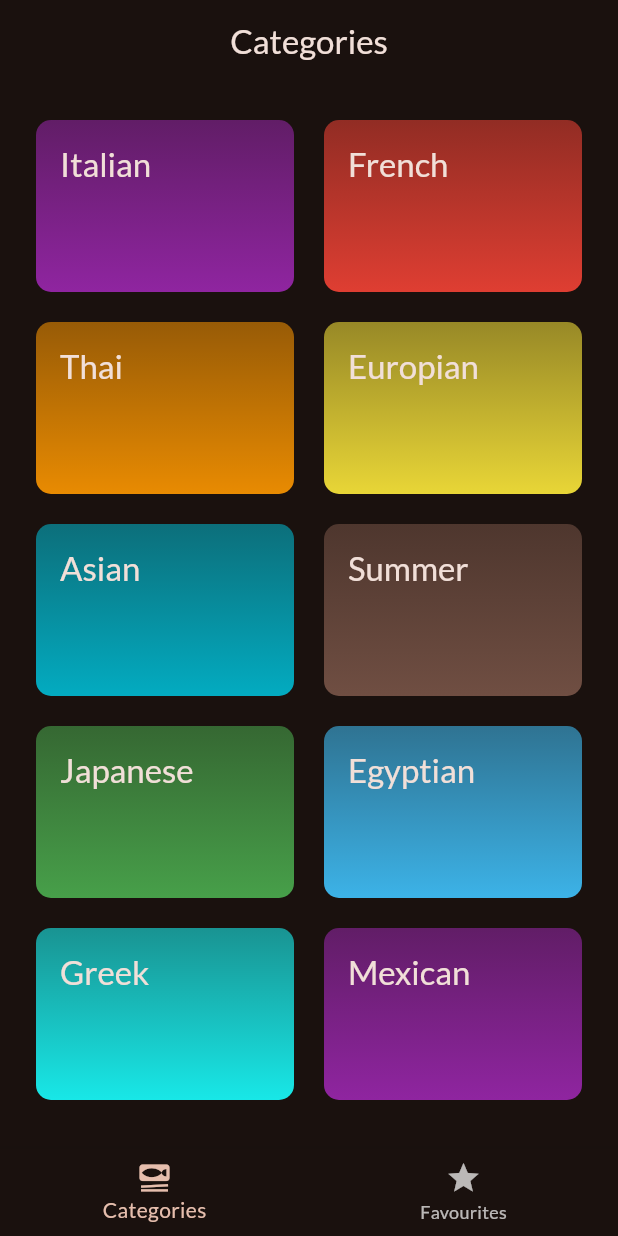
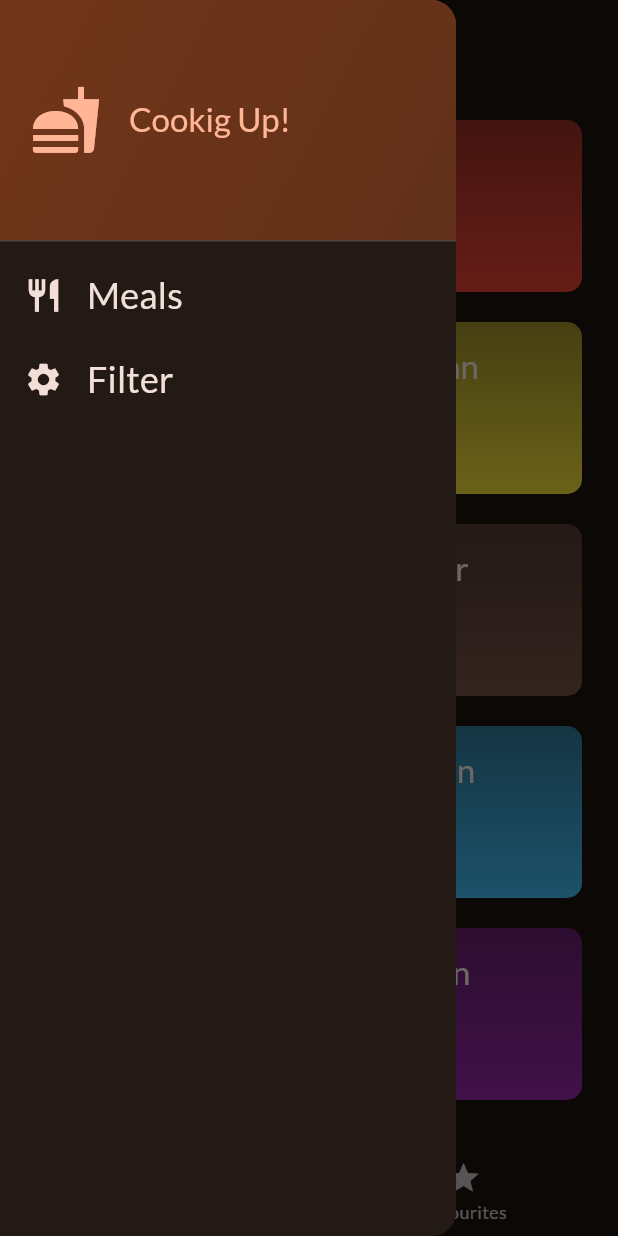
Before and after one commit to 1amSumit/meals-flutter, a Flutter app: the screen it shows after launch, with the side drawer open (before the commit the screen has no drawer), on a phone screen of 412 x 824 dp. Run offline on Flutter 3.47's test engine with Material 2 defaults, Android fonts, the phone set to English and light mode, and no system bars; our stand-ins replace google_fonts, transparent_image.

Commit message:
side navigation added using drawer Drawer widget

```diff
--- a/lib/screens/tabs.dart
+++ b/lib/screens/tabs.dart
@@ -2,6 +2,7 @@ import 'package:flutter/material.dart';
 import 'package:meals/modals/meal.dart';
 import 'package:meals/screens/categories.dart';
 import 'package:meals/screens/meals.dart';
+import 'package:meals/widgets/side_drawer.dart';
 
 class TabsScreen extends StatefulWidget {
   const TabsScreen({super.key});
@@ -71,6 +72,7 @@ class _TabsScreenState extends State<TabsScreen> {
         ),
       ),
       body: activePage,
+      drawer: const SideDrawer(),
       bottomNavigationBar: BottomNavigationBar(
         currentIndex: _selectedPageIndex,
         onTap: (index) => _selectPage(index),
--- /dev/null
+++ b/lib/widgets/side_drawer.dart
@@ -0,0 +1,81 @@
+import 'package:flutter/material.dart';
+import 'package:meals/screens/meals.dart';
+
+class SideDrawer extends StatelessWidget {
+  const SideDrawer({super.key});
+
+  @override
+  Widget build(BuildContext context) {
+    return Drawer(
+      child: Column(
+        children: [
+          DrawerHeader(
+            padding: EdgeInsets.all(20),
+            decoration: BoxDecoration(
+              gradient: LinearGradient(
+                colors: [
+                  Theme.of(context).colorScheme.primaryContainer,
+                  Theme.of(context)
+                      .colorScheme
+                      .primaryContainer
+                      .withOpacity(0.8),
+                ],
+                begin: Alignment.topLeft,
+                end: Alignment.bottomRight,
+              ),
+            ),
+            child: Row(
+              children: [
+                Icon(
+                  Icons.fastfood,
+                  size: 48,
+                  color: Theme.of(context).colorScheme.primary,
+                ),
+                const SizedBox(
+                  width: 18,
+                ),
+                Text(
+                  "Cookig Up!",
+                  style: Theme.of(context)
+                      .textTheme
+                      .titleLarge!
+                      .copyWith(color: Theme.of(context).colorScheme.primary),
+                ),
+              ],
+            ),
+          ),
+          ListTile(
+            onTap: () {},
+            leading: Icon(
+              Icons.restaurant,
+              size: 26,
+              color: Theme.of(context).colorScheme.onBackground,
+            ),
+            title: Text(
+              "Meals",
+              style: Theme.of(context).textTheme.titleSmall!.copyWith(
+                    color: Theme.of(context).colorScheme.onBackground,
+                    fontSize: 24,
+                  ),
+            ),
+          ),
+          ListTile(
+            onTap: () {},
+            leading: Icon(
+              Icons.settings,
+              size: 26,
+              color: Theme.of(context).colorScheme.onBackground,
+            ),
+            title: Text(
+              "Filter",
+              style: Theme.of(context).textTheme.titleSmall!.copyWith(
+                    color: Theme.of(context).colorScheme.onBackground,
+                    fontSize: 24,
+                  ),
+            ),
+          ),
+        ],
+      ),
+    );
+  }
+}
```
